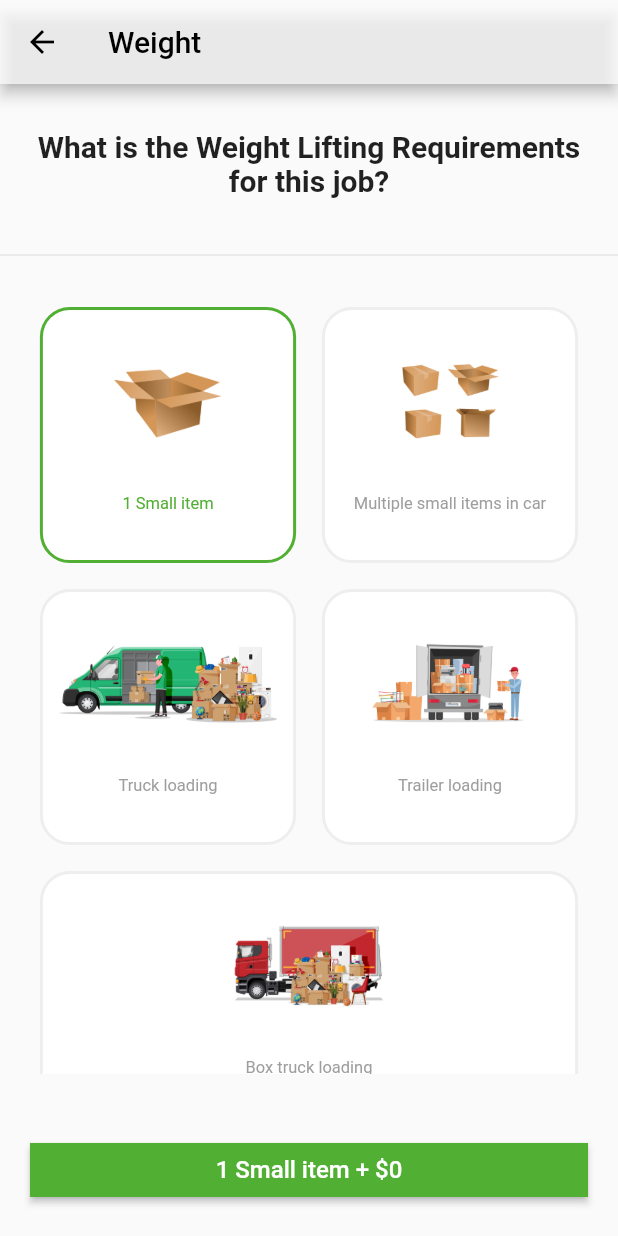
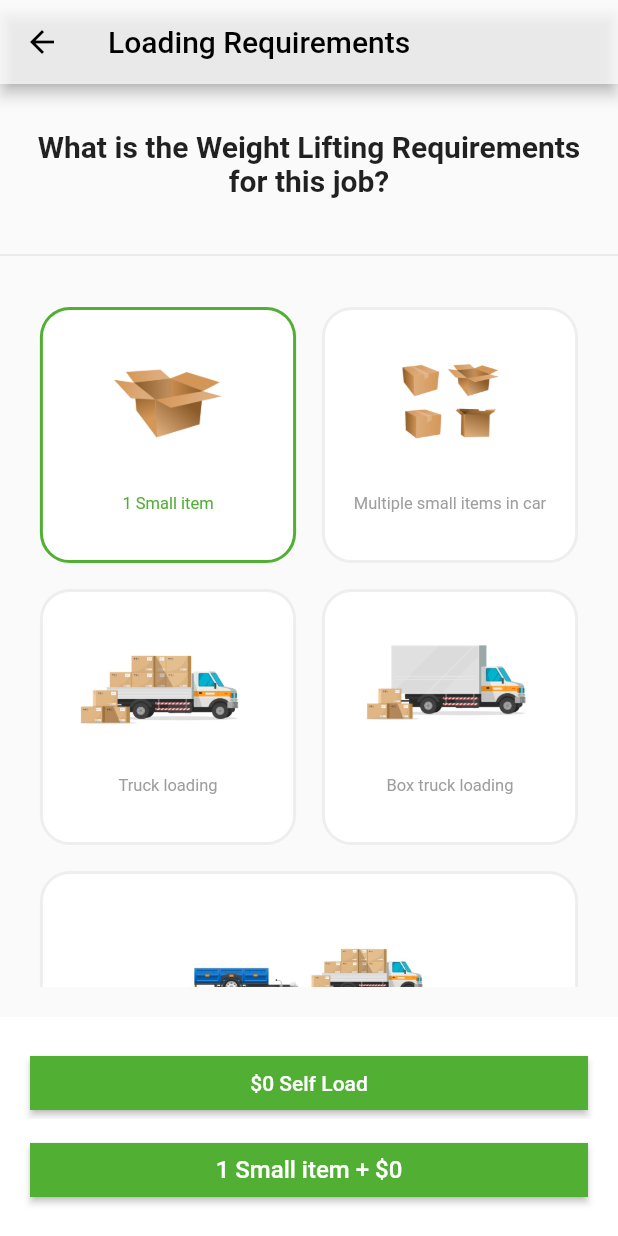
Before and after one commit to firepmi/sam-rider-app, a Flutter app: the SelectWeightPage screen opened by its route, on a phone screen of 412 x 824 dp. Run offline on Flutter 3.47's test engine with Material 2 defaults, Android fonts, the phone set to English and light mode, and no system bars; our stand-ins replace firebase_auth, firebase_core, firebase_database, firebase_messaging, firebase_storage, flutter_rating_bar and 9 more; missing offline and left inert: credit_card_input_form, flip_panel, google_map_location_picker, google_maps_webservice, stripe_payment; accounts and stored records are empty.

Commit message:
update ui for feedback

```diff
--- a/lib/src/ui/pages/checkout.dart
+++ b/lib/src/ui/pages/checkout.dart
@@ -245,7 +245,7 @@
                 child: Row(
                   mainAxisAlignment: MainAxisAlignment.spaceBetween,
                   children: [
-                    AppStyle.titleLabel(context, "WEIGHT PRICE ",
+                    AppStyle.titleLabel(context, "LOADING PRICE ",
                         color: AppColors.main),
                     AppStyle.titleLabel(context,
                         "\$${Globals.weightPrices[Globals.weight.index]}",
@@ -262,7 +262,7 @@
                 child: Row(
                   mainAxisAlignment: MainAxisAlignment.spaceBetween,
                   children: [
-                    AppStyle.titleLabel(context, "CAR PRICE",
+                    AppStyle.titleLabel(context, "VEHICLE PRICE",
                         color: AppColors.main),
                     AppStyle.titleLabel(context,
                         "\$${Globals.carPrices[Globals.carSize.index]}",
--- a/lib/src/ui/pages/select_car_size.dart
+++ b/lib/src/ui/pages/select_car_size.dart
@@ -134,6 +134,9 @@
                   borderRadius: BorderRadius.circular(0.0),
                   side: BorderSide(color: AppColors.main)),
               onPressed: () {
+                if (Globals.carSize.index >= 2 && Globals.weight.index < 2) {
+                  Globals.weight = WeightOptional.option3;
+                }
                 Navigator.pushNamed(context, '/select_weight');
               },
               color: AppColors.main,
--- a/lib/src/ui/pages/select_weight.dart
+++ b/lib/src/ui/pages/select_weight.dart
@@ -16,16 +16,21 @@
     // List<Widget> menu = [];
     // WeightOptional.values.forEach((weight) {
     var weight = WeightOptional.values[index];
+    var enabled = Globals.carSize.index < 2 || index >= 2;
     return Center(
       child: GestureDetector(
         onTap: () {
+          if (enabled) {
             setState(() {
               Globals.weight = weight;
             });
+          }
         },
         child: Padding(
           padding: EdgeInsets.all(AppConfig.size(context, 3)),
-          child: Container(
+          child: Stack(
+            children: [
+              Container(
                 decoration: BoxDecoration(
                     color: Colors.white,
                     border: Border.all(
@@ -57,6 +62,14 @@
                   ],
                 ),
               ),
+              if (!enabled)
+                Container(
+                  decoration: BoxDecoration(
+                      color: Colors.grey.withOpacity(0.5),
+                      borderRadius: BorderRadius.all(Radius.circular(20))),
+                )
+            ],
+          ),
         ),
       ),
     );
@@ -70,7 +83,7 @@
       appBar: AppBar(
         backgroundColor: Colors.white70,
         title: Text(
-          "Weight",
+          "Loading Requirements",
           style: TextStyle(color: Colors.black),
         ),
         iconTheme: IconThemeData(color: Colors.black),
@@ -119,8 +132,28 @@
             //   children: getMenu(),
             // )),
           ),
-          Padding(
-            padding: EdgeInsets.only(top: 20, bottom: 20, left: 20, right: 20),
+          Container(
+            color: Colors.white,
+            child: Padding(
+              padding: EdgeInsets.only(top: 20, bottom: 0, left: 20, right: 20),
+              child: RaisedButton(
+                shape: RoundedRectangleBorder(
+                    borderRadius: BorderRadius.circular(0.0),
+                    side: BorderSide(color: AppColors.main)),
+                onPressed: () {
+                  Navigator.pushNamed(context, '/driver_list');
+                },
+                color: AppColors.main,
+                textColor: Colors.white,
+                child: Text("\$0 Self Load"),
+              ),
+            ),
+          ),
+          Container(
+            color: Colors.white,
+            child: Padding(
+              padding:
+                  EdgeInsets.only(top: 10, bottom: 20, left: 20, right: 20),
               child: RaisedButton(
                 shape: RoundedRectangleBorder(
                     borderRadius: BorderRadius.circular(0.0),
@@ -135,6 +168,7 @@
                     style: TextStyle(fontSize: 16)),
               ),
             ),
+          ),
         ],
       ),
     );
--- a/lib/src/util/globals.dart
+++ b/lib/src/util/globals.dart
@@ -37,11 +37,11 @@
     return deg * (pi / 180);
   }
 
-  static final carPrices = [0, 10, 35, 75, 150];
+  static final carPrices = [0, 10, 35, 80, 150];
   static final carNames = [
     "Automobile",
     "SUV",
-    "Pickup",
+    "Pickup Truck",
     "VAN",
     "Truck & Trailer",
   ];
@@ -56,8 +56,8 @@
     "1 Small item",
     "Multiple small items in car",
     "Truck loading",
-    "Trailer loading",
     "Box truck loading",
+    "Truck and Trailer loading",
   ];
   static final weightPrices = [0, 5, 25, 40, 150];
   static final weightImages = [
```
Also changed, not shown: lib/src/ui/pages/FAQ.dart (+0 -23 lines), lib/src/ui/pages/driver_profile.dart (+7 -0 lines), assets/images/weight_option4.png, assets/images/weight_option5.png, assets/images/weight_option6.png. Lines whose indentation alone changed are shown as unchanged.
